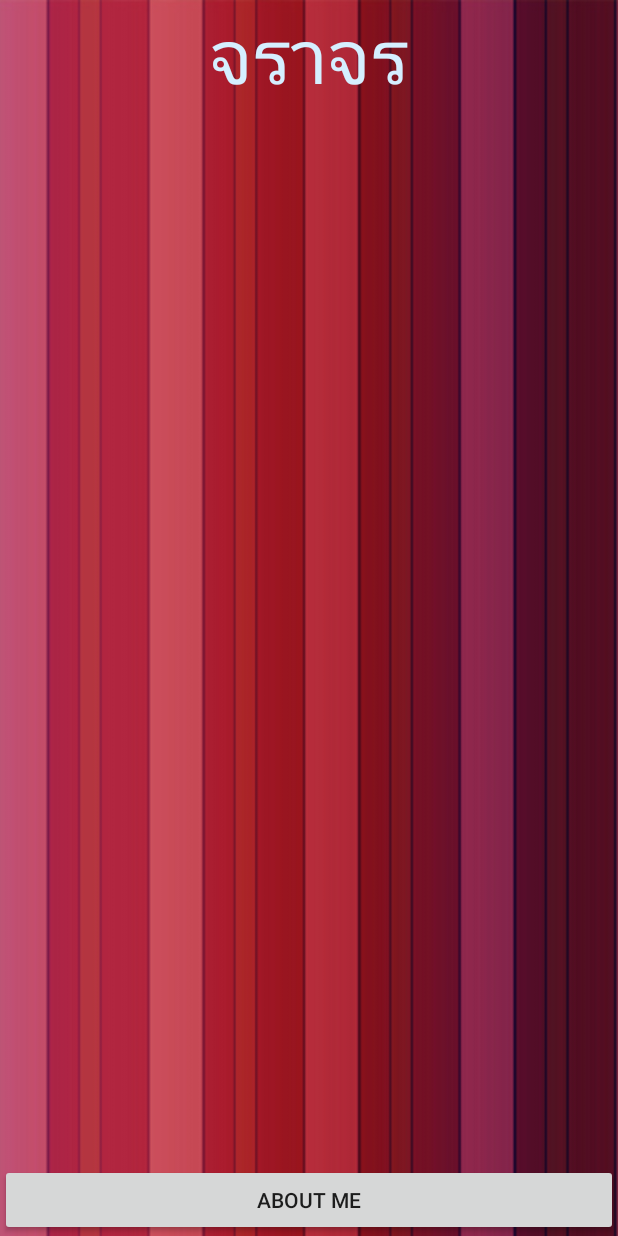
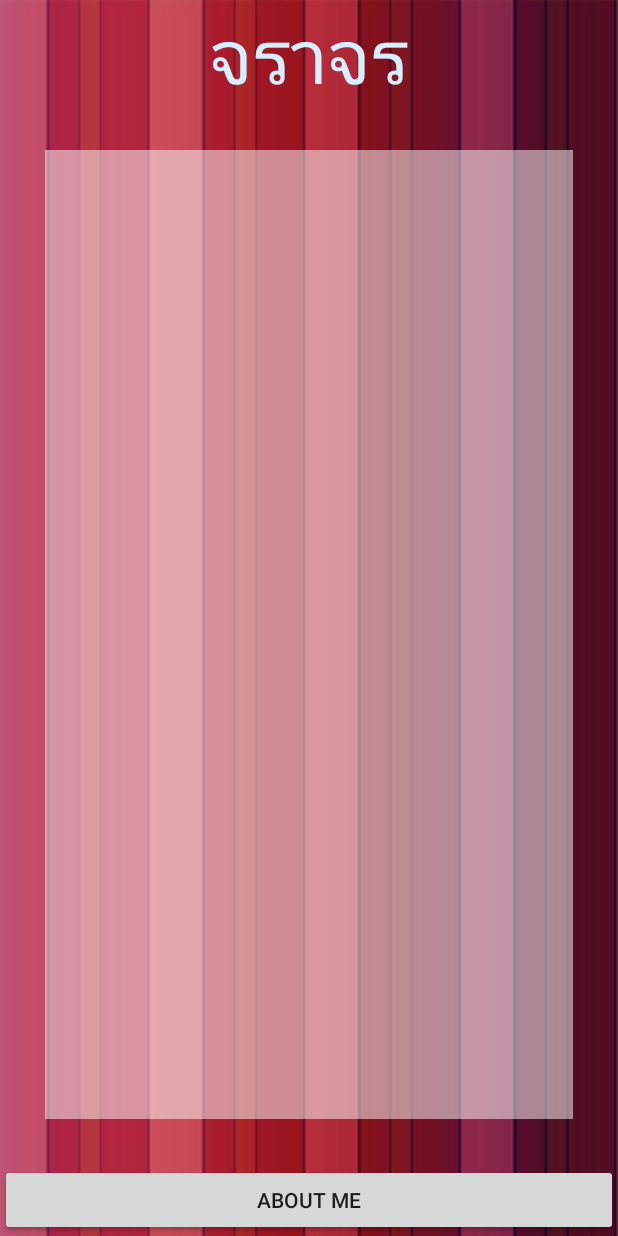
Before and after one commit to PhuwitNins/BU-Traffic, an Android app: the screen it shows after launch (MainActivity), on a phone screen of 412 x 824 dp. Run offline under Robolectric (Android 15) with nearby library versions, the phone set to English and light mode, and no system bars.

Commit message:
sound effect

```diff
--- a/app/src/main/java/net/nsndrp/phuwit/butraffic/MainActivity.java
+++ b/app/src/main/java/net/nsndrp/phuwit/butraffic/MainActivity.java
@@ -1,13 +1,55 @@
 package net.nsndrp.phuwit.butraffic;
 
+import android.media.MediaPlayer;
 import android.support.v7.app.AppCompatActivity;
 import android.os.Bundle;
+import android.view.View;
+import android.widget.Button;
+import android.widget.ListView;
 
 public class MainActivity extends AppCompatActivity {
+
+
+    /*    Explicit     */
+    private ListView trafficListView;
+    private Button aboutmeButton;
+
 
     @Override
     protected void onCreate(Bundle savedInstanceState) {
         super.onCreate(savedInstanceState);
         setContentView(R.layout.activity_main);
+
+        //Bind Widget
+
+        bindWidget();
+        /*Button Controller*/
+
+        buttonController();
+
+
+
+
+
+
+    } // Main method
+
+    private void buttonController() {
+        aboutmeButton.setOnClickListener(new View.OnClickListener() {
+            @Override
+            public void onClick(View v) {
+                //Sound Effect
+                MediaPlayer buttonPlayer = MediaPlayer.create(getBaseContext(),R.raw.dog);
+                buttonPlayer.start();
+
+                // Inten
+
+            } // Event
+        });
     }
-}
+
+    private void bindWidget() {
+        trafficListView = (ListView) findViewById(R.id.listView);
+        aboutmeButton = (Button) findViewById(R.id.button);
+    }
+}   // Main Class
--- a/app/src/main/res/layout/activity_main.xml
+++ b/app/src/main/res/layout/activity_main.xml
@@ -28,7 +28,8 @@
             android:layout_width="match_parent"
             android:layout_height="match_parent"
             android:id="@+id/listView"
-            android:layout_margin="30dp" />
+            android:layout_margin="30dp"
+                android:background="#82ffffff" />
 
     </LinearLayout>
 
```
Also changed, not shown: 1 other file.
